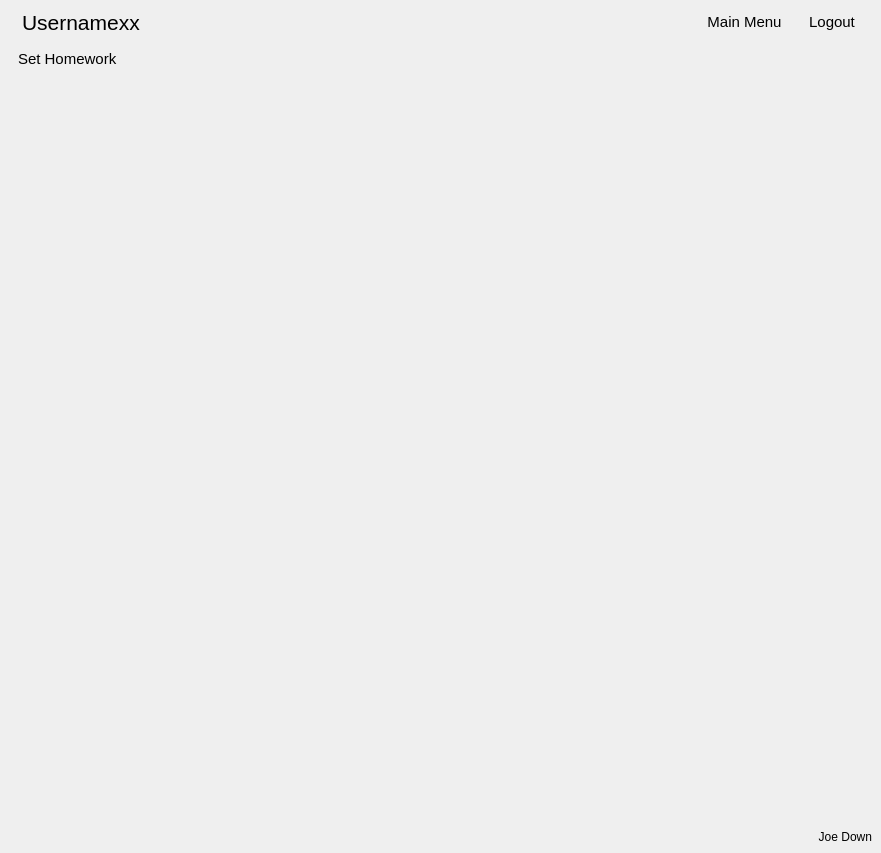
First picture: the form in window.ui, repository AnthropomorphicMonkey/Coursework, before the edit.
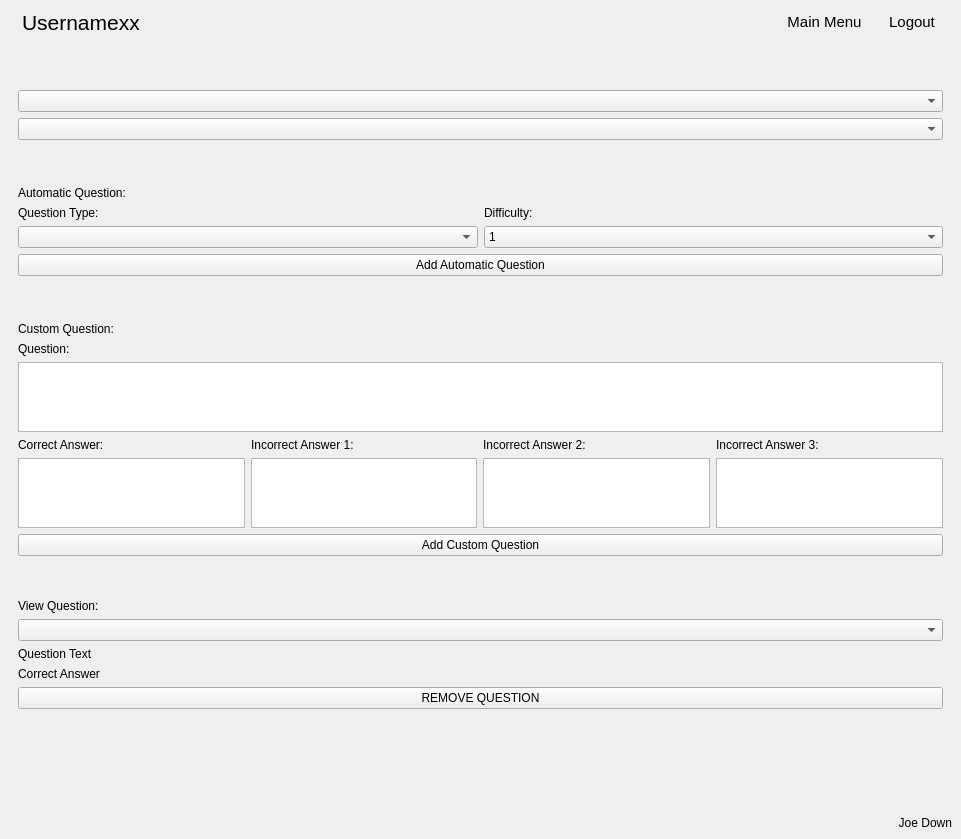
Second picture: the form after the edit. The open tabs and pages were chosen to show the change. Icons and pictures are not drawn.

What changed in the file:
```diff
--- a/window.ui
+++ b/window.ui
@@ -6,8 +6,8 @@
    <rect>
     <x>0</x>
     <y>0</y>
-    <width>881</width>
-    <height>853</height>
+    <width>961</width>
+    <height>839</height>
    </rect>
   </property>
   <property name="font">
@@ -1542,16 +1542,345 @@
       <widget class="QWidget" name="set_homework_page">
        <layout class="QVBoxLayout" name="verticalLayout_20">
         <item>
-         <widget class="QLabel" name="label_6">
-          <property name="font">
-           <font>
-            <pointsize>11</pointsize>
-           </font>
+         <spacer name="verticalSpacer_37">
+          <property name="orientation">
+           <enum>Qt::Vertical</enum>
           </property>
-          <property name="text">
-           <string>Set Homework</string>
+          <property name="sizeType">
+           <enum>QSizePolicy::Fixed</enum>
           </property>
-         </widget>
+          <property name="sizeHint" stdset="0">
+           <size>
+            <width>20</width>
+            <height>40</height>
+           </size>
+          </property>
+         </spacer>
+        </item>
+        <item>
+         <layout class="QHBoxLayout" name="horizontalLayout_25">
+          <item>
+           <spacer name="horizontalSpacer_29">
+            <property name="orientation">
+             <enum>Qt::Horizontal</enum>
+            </property>
+            <property name="sizeHint" stdset="0">
+             <size>
+              <width>40</width>
+              <height>20</height>
+             </size>
+            </property>
+           </spacer>
+          </item>
+          <item>
+           <layout class="QVBoxLayout" name="verticalLayout_33">
+            <item>
+             <widget class="QComboBox" name="set_homework_class_combo_box">
+              <property name="minimumSize">
+               <size>
+                <width>100</width>
+                <height>0</height>
+               </size>
+              </property>
+             </widget>
+            </item>
+            <item>
+             <widget class="QComboBox" name="set_homework_homework_combo_box">
+              <property name="minimumSize">
+               <size>
+                <width>100</width>
+                <height>0</height>
+               </size>
+              </property>
+             </widget>
+            </item>
+            <item>
+             <spacer name="verticalSpacer_35">
+              <property name="orientation">
+               <enum>Qt::Vertical</enum>
+              </property>
+              <property name="sizeType">
+               <enum>QSizePolicy::Fixed</enum>
+              </property>
+              <property name="sizeHint" stdset="0">
+               <size>
+                <width>20</width>
+                <height>40</height>
+               </size>
+              </property>
+             </spacer>
+            </item>
+            <item>
+             <layout class="QVBoxLayout" name="verticalLayout_34">
+              <item>
+               <widget class="QLabel" name="label_7">
+                <property name="text">
+                 <string>Automatic Question:</string>
+                </property>
+               </widget>
+              </item>
+              <item>
+               <layout class="QHBoxLayout" name="horizontalLayout_26">
+                <item>
+                 <layout class="QVBoxLayout" name="verticalLayout_35">
+                  <item>
+                   <widget class="QLabel" name="label_8">
+                    <property name="text">
+                     <string>Question Type:</string>
+                    </property>
+                   </widget>
+                  </item>
+                  <item>
+                   <widget class="QComboBox" name="set_homework_type_combo_box">
+                    <property name="minimumSize">
+                     <size>
+                      <width>100</width>
+                      <height>0</height>
+                     </size>
+                    </property>
+                   </widget>
+                  </item>
+                 </layout>
+                </item>
+                <item>
+                 <layout class="QVBoxLayout" name="verticalLayout_36">
+                  <item>
+                   <widget class="QLabel" name="label_10">
+                    <property name="text">
+                     <string>Difficulty:</string>
+                    </property>
+                   </widget>
+                  </item>
+                  <item>
+                   <widget class="QComboBox" name="set_homework_difficulty_combo_box">
+                    <property name="minimumSize">
+                     <size>
+                      <width>100</width>
+                      <height>0</height>
+                     </size>
+                    </property>
+                    <item>
+                     <property name="text">
+                      <string>1</string>
+                     </property>
+                    </item>
+                    <item>
+                     <property name="text">
+                      <string>2</string>
+                     </property>
+                    </item>
+                    <item>
+                     <property name="text">
+                      <string>3</string>
+                     </property>
+                    </item>
+                    <item>
+                     <property name="text">
+                      <string>4</string>
+                     </property>
+                    </item>
+                    <item>
+                     <property name="text">
+                      <string>5</string>
+                     </property>
+                    </item>
+                   </widget>
+                  </item>
+                 </layout>
+                </item>
+               </layout>
+              </item>
+              <item>
+               <widget class="QPushButton" name="set_homework_add_automatic_question_button">
+                <property name="text">
+                 <string>Add Automatic Question</string>
+                </property>
+               </widget>
+              </item>
+             </layout>
+            </item>
+            <item>
+             <spacer name="verticalSpacer_36">
+              <property name="orientation">
+               <enum>Qt::Vertical</enum>
+              </property>
+              <property name="sizeType">
+               <enum>QSizePolicy::Fixed</enum>
+              </property>
+              <property name="sizeHint" stdset="0">
+               <size>
+                <width>20</width>
+                <height>40</height>
+               </size>
+              </property>
+             </spacer>
+            </item>
+            <item>
+             <layout class="QVBoxLayout" name="verticalLayout_37">
+              <item>
+               <widget class="QLabel" name="label_5">
+                <property name="text">
+                 <string>Custom Question:</string>
+                </property>
+               </widget>
+              </item>
+              <item>
+               <layout class="QVBoxLayout" name="verticalLayout_38">
+                <item>
+                 <widget class="QLabel" name="label_11">
+                  <property name="text">
+                   <string>Question:</string>
+                  </property>
+                 </widget>
+                </item>
+                <item>
+                 <widget class="QTextEdit" name="set_homework_question_input"/>
+                </item>
+               </layout>
+              </item>
+              <item>
+               <layout class="QHBoxLayout" name="horizontalLayout_27">
+                <item>
+                 <layout class="QVBoxLayout" name="verticalLayout_39">
+                  <item>
+                   <widget class="QLabel" name="label_12">
+                    <property name="text">
+                     <string>Correct Answer:</string>
+                    </property>
+                   </widget>
+                  </item>
+                  <item>
+                   <widget class="QTextEdit" name="set_homework_correct_answer_input"/>
+                  </item>
+                 </layout>
+                </item>
+                <item>
+                 <layout class="QVBoxLayout" name="verticalLayout_40">
+                  <item>
+                   <widget class="QLabel" name="label_13">
+                    <property name="text">
+                     <string>Incorrect Answer 1:</string>
+                    </property>
+                   </widget>
+                  </item>
+                  <item>
+                   <widget class="QTextEdit" name="set_homework_answer_b_input"/>
+                  </item>
+                 </layout>
+                </item>
+                <item>
+                 <layout class="QVBoxLayout" name="verticalLayout_41">
+                  <item>
+                   <widget class="QLabel" name="label_18">
+                    <property name="text">
+                     <string>Incorrect Answer 2:</string>
+                    </property>
+                   </widget>
+                  </item>
+                  <item>
+                   <widget class="QTextEdit" name="set_homework_answer_c_input"/>
+                  </item>
+                 </layout>
+                </item>
+                <item>
+                 <layout class="QVBoxLayout" name="verticalLayout_42">
+                  <item>
+                   <widget class="QLabel" name="label_19">
+                    <property name="text">
+                     <string>Incorrect Answer 3:</string>
+                    </property>
+                   </widget>
+                  </item>
+                  <item>
+                   <widget class="QTextEdit" name="textEdit_5"/>
+                  </item>
+                 </layout>
+                </item>
+               </layout>
+              </item>
+              <item>
+               <widget class="QPushButton" name="set_homework_add_custom_question_button">
+                <property name="text">
+                 <string>Add Custom Question</string>
+                </property>
+               </widget>
+              </item>
+             </layout>
+            </item>
+            <item>
+             <spacer name="verticalSpacer_38">
+              <property name="orientation">
+               <enum>Qt::Vertical</enum>
+              </property>
+              <property name="sizeType">
+               <enum>QSizePolicy::Fixed</enum>
+              </property>
+              <property name="sizeHint" stdset="0">
+               <size>
+                <width>909</width>
+                <height>37</height>
+               </size>
+              </property>
+             </spacer>
+            </item>
+            <item>
+             <layout class="QVBoxLayout" name="verticalLayout_43">
+              <item>
+               <widget class="QLabel" name="label_20">
+                <property name="text">
+                 <string>View Question:</string>
+                </property>
+               </widget>
+              </item>
+              <item>
+               <widget class="QComboBox" name="set_homework_class_combo_box_2">
+                <property name="minimumSize">
+                 <size>
+                  <width>100</width>
+                  <height>0</height>
+                 </size>
+                </property>
+               </widget>
+              </item>
+              <item>
+               <widget class="QLabel" name="set_homework_question_label">
+                <property name="text">
+                 <string>Question Text</string>
+                </property>
+               </widget>
+              </item>
+              <item>
+               <widget class="QLabel" name="label_21">
+                <property name="text">
+                 <string>Correct Answer</string>
+                </property>
+               </widget>
+              </item>
+              <item>
+               <widget class="QPushButton" name="set_homework_remove_question_button">
+                <property name="text">
+                 <string>REMOVE QUESTION</string>
+                </property>
+               </widget>
+              </item>
+             </layout>
+            </item>
+           </layout>
+          </item>
+          <item>
+           <spacer name="horizontalSpacer_30">
+            <property name="orientation">
+             <enum>Qt::Horizontal</enum>
+            </property>
+            <property name="sizeHint" stdset="0">
+             <size>
+              <width>40</width>
+              <height>20</height>
+             </size>
+            </property>
+           </spacer>
+          </item>
+         </layout>
         </item>
         <item>
          <spacer name="verticalSpacer_26">
```
Left out of the diff: 4 changed lines with no effect on the pictures.
